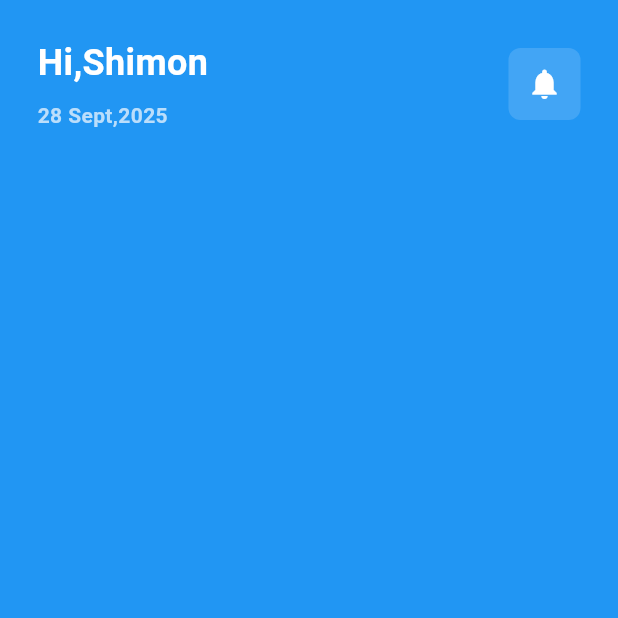
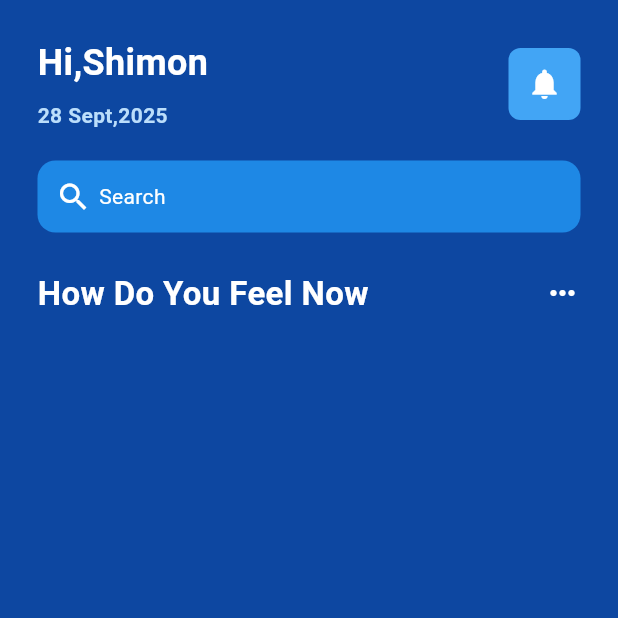
Before and after one commit to Shimon31/DashBoard-in-Flutter, a Flutter app: the screen it shows after launch, on a phone screen of 412 x 824 dp, the top half of it. Run offline on Flutter 3.47's test engine with Material 3 defaults, Android fonts, the phone set to English and light mode, and no system bars.

Commit message:
Add Search Bar

```diff
--- a/lib/pages/my_home_page.dart
+++ b/lib/pages/my_home_page.dart
@@ -12,7 +12,7 @@ class _MyHomePageState extends State<MyHomePage> {
   @override
   Widget build(BuildContext context) {
     return Scaffold(
-      backgroundColor: Colors.blue[500],
+      backgroundColor: Colors.blue[900],
       body: SafeArea(
         child: Padding(
           padding: const EdgeInsets.all(25.0),
@@ -54,6 +54,39 @@ class _MyHomePageState extends State<MyHomePage> {
                   ),
                 ],
               ),
+              SizedBox(height: 20),
+              // search bar
+              Container(
+                padding: EdgeInsets.all(12),
+                decoration: BoxDecoration(
+                  color: Colors.blue[600],
+                  borderRadius: BorderRadius.circular(12),
+                ),
+                child: Row(
+                  children: [
+                    Icon(Icons.search, color: Colors.white),
+                    SizedBox(width: 5),
+                    Text("Search", style: TextStyle(color: Colors.white)),
+                  ],
+                ),
+              ),
+              SizedBox(height: 25),
+
+              Row(
+                mainAxisAlignment: MainAxisAlignment.spaceBetween,
+                children: [
+                  Text(
+                    "How Do You Feel Now",
+                    style: TextStyle(
+                      color: Colors.white,
+                      fontWeight: FontWeight.bold,
+                      fontSize: 22,
+                    ),
+                  ),
+                  SizedBox(width: 5,),
+                  Icon(Icons.more_horiz,color: Colors.white,)
+                ],
+              ),
             ],
           ),
         ),
```
Lines whose indentation alone changed are shown as unchanged.
